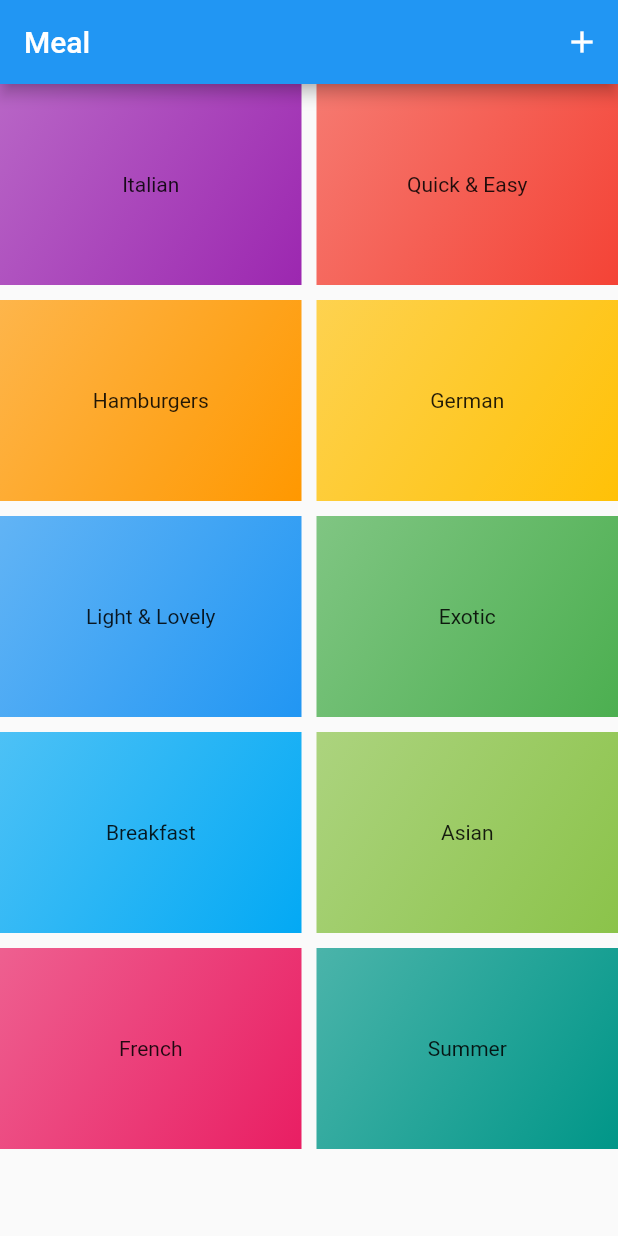
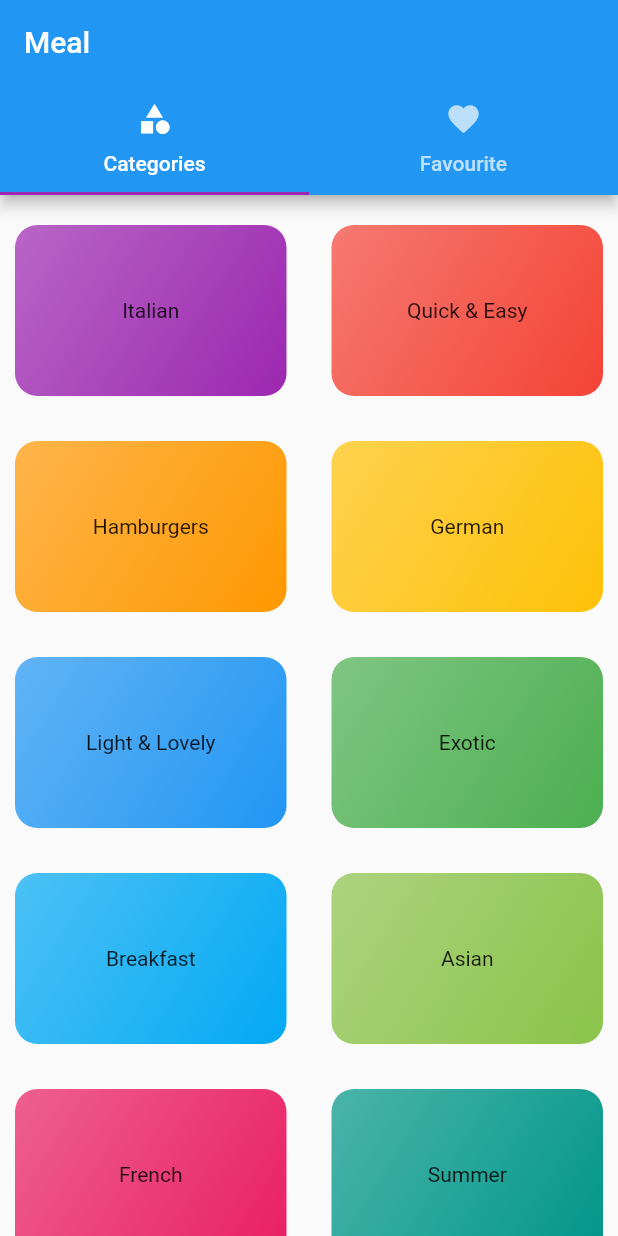
Before and after one commit to zaid0704/DishRecipe, a Flutter app: the screen it shows after launch, on a phone screen of 412 x 824 dp. Run offline on Flutter 3.47's test engine with Material 2 defaults, Android fonts, the phone set to English and light mode, and no system bars.

```diff
--- /dev/null
+++ b/lib/favourite.dart
@@ -0,0 +1,11 @@
+import 'package:flutter/material.dart';
+class favorite extends StatelessWidget {
+  const favorite({Key key}) : super(key: key);
+
+  @override
+  Widget build(BuildContext context) {
+    return Container(
+      child: Text('Yippss'),
+    );
+  }
+}
--- a/lib/grid_box_maker.dart
+++ b/lib/grid_box_maker.dart
@@ -21,10 +21,13 @@ class GridBoxMaker extends StatelessWidget {
       splashColor: Colors.orange,
       borderRadius: BorderRadius.circular(15),
       child: Container(
+      margin: EdgeInsets.only(top:20,left:10 , right: 10),
+
       child: Text(title),
       padding: const EdgeInsets.all(15),
       alignment: Alignment.center,
       decoration: BoxDecoration(
+        borderRadius: BorderRadius.circular(15),
         gradient: LinearGradient(
           colors: [color.withOpacity(0.7),
                   color],
--- a/lib/main.dart
+++ b/lib/main.dart
@@ -1,6 +1,7 @@
 import 'package:flutter/material.dart';
 import 'package:meal/paticularTypeDish.dart';
 import 'meal_list.dart';
+import 'tabsScreen.dart';
 void main() => runApp(MyApp());
 
 class MyApp extends StatelessWidget {
@@ -22,9 +23,10 @@ class MyApp extends StatelessWidget {
         primarySwatch: Colors.blue,
       ),
 
-      home: Scaffold(
-        appBar: app_bar,
-        body: MealList(),
+      home:
+      Scaffold(
+
+        body: TabsScreen(),
 
       ),
       routes: {
--- /dev/null
+++ b/lib/tabsScreen.dart
@@ -0,0 +1,36 @@
+import 'package:flutter/material.dart';
+import 'favourite.dart';
+import 'meal_list.dart';
+class TabsScreen extends StatefulWidget {
+
+
+  _TabsScreenState createState() => _TabsScreenState();
+}
+
+class _TabsScreenState extends State<TabsScreen> {
+  @override
+  Widget build(BuildContext context) {
+    return DefaultTabController(
+      initialIndex: 0,
+      length: 2,
+
+      child: Scaffold(
+        appBar: AppBar(title: Text('Meal'),
+        bottom: TabBar(
+
+          indicatorColor: Colors.purple,
+          tabs: <Widget>[
+            Tab(icon: Icon(Icons.category),text: 'Categories',),
+            Tab(icon:Icon(Icons.favorite),text: 'Favourite',)
+          ],
+        ),),body: TabBarView(
+          children: <Widget>[
+            MealList(),
+            favorite(),
+          ],
+        ),
+
+      ),
+    );
+  }
+}
--- a/lib/widgets.dart/content_selected_type.dart
+++ b/lib/widgets.dart/content_selected_type.dart
@@ -37,8 +37,14 @@ class SelectedTypeDishes extends StatelessWidget {
 
           ),
           Row(
+            mainAxisAlignment: MainAxisAlignment.center,
             children: <Widget>[
-              //Text(myList[index].duration)
+
+              Text('${myList[index].duration}'),
+              Padding(
+                padding: EdgeInsets.only(right: 20),
+              ),
+              Text('${myList[index].affordability}'),
             ],
           )
         ],
```
Also changed, not shown: pubspec.yaml (+12 -4 lines), assets/OpenSans-Bold.ttf (added), assets/OpenSans-Regular.ttf (added), assets/Quicksand-Bold.ttf (added), assets/Quicksand-Light.ttf (added), assets/Quicksand-Medium.ttf (added), assets/Quicksand-Regular.ttf (added), assets/Raleway-Black.ttf (added), assets/Raleway-Bold.ttf (added), assets/Raleway-Regular.ttf (added), assets/RobotoCondensed-Bold.ttf (added), assets/RobotoCondensed-Italic.ttf (added), assets/RobotoCondensed-Light.ttf (added), assets/RobotoCondensed-Regular.ttf (added), 1 other file.
